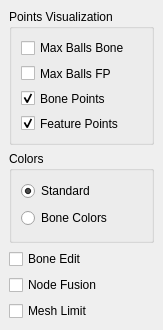
kekkooo/SkeletonLab, file skeleton_editing/GUI/skelvisualizationwidget.ui: the form before one commit.
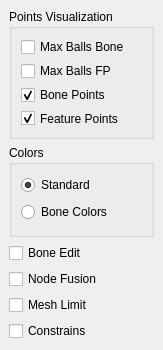
The form after the commit.

Commit message: Added the constrained translation of articulation nodes around other ones, while preserving the relative position of the joint nodes in the middle and until a leaf node.

```diff
--- a/skeleton_editing/GUI/skelvisualizationwidget.ui
+++ b/skeleton_editing/GUI/skelvisualizationwidget.ui
@@ -7,7 +7,7 @@
     <x>0</x>
     <y>0</y>
     <width>163</width>
-    <height>330</height>
+    <height>350</height>
    </rect>
   </property>
   <property name="sizePolicy">
@@ -19,13 +19,13 @@
   <property name="minimumSize">
    <size>
     <width>163</width>
-    <height>330</height>
+    <height>350</height>
    </size>
   </property>
   <property name="maximumSize">
    <size>
     <width>163</width>
-    <height>330</height>
+    <height>350</height>
    </size>
   </property>
   <property name="windowTitle">
@@ -141,6 +141,13 @@
       </property>
      </widget>
     </item>
+    <item>
+     <widget class="QCheckBox" name="constrainedTranslationCB">
+      <property name="text">
+       <string>Constrains</string>
+      </property>
+     </widget>
+    </item>
    </layout>
   </widget>
  </widget>
```
The commit also changes 6 other files.
